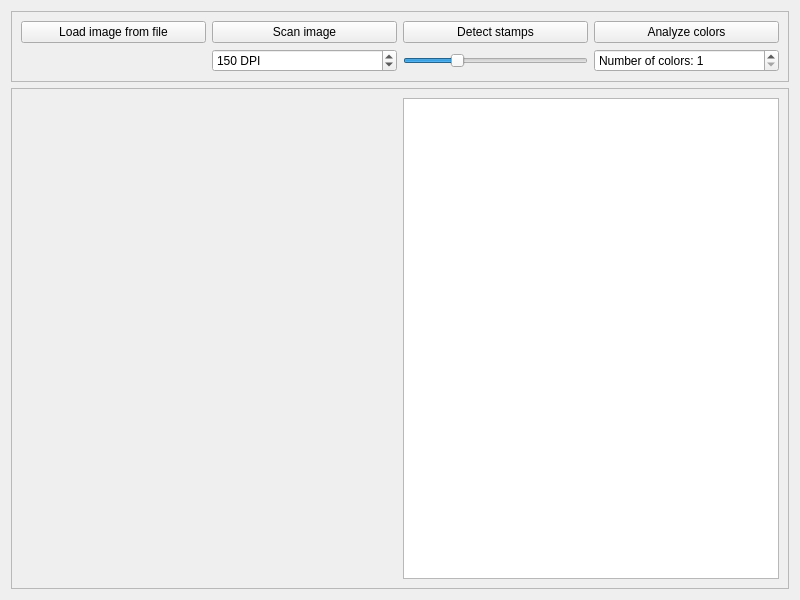
The window that color_detect_gui/form.ui (Limhes/ColorIdentification) describes before a commit, drawn with Qt 5.
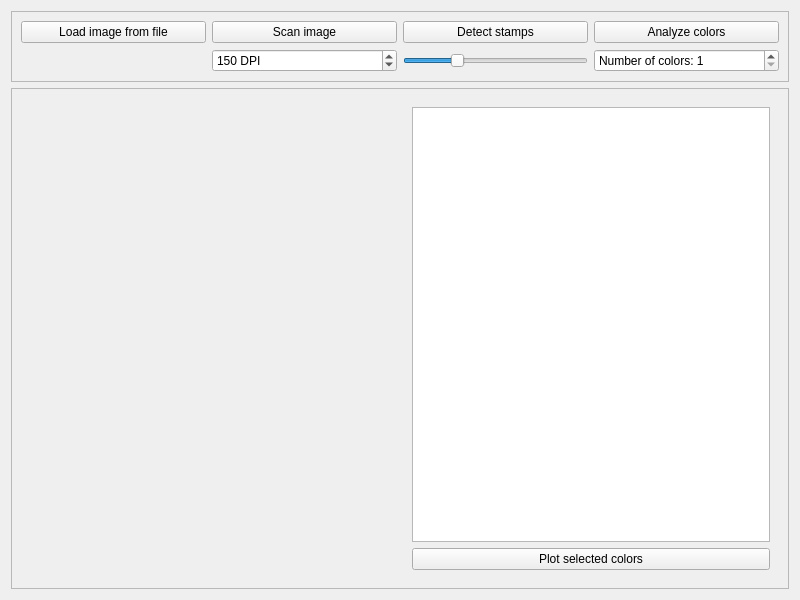
The same window after the commit.

Commit message: Add first rudimentary CIELAB plot of selected colors

The edit to the form file:
```diff
--- a/color_detect_gui/form.ui
+++ b/color_detect_gui/form.ui
@@ -137,13 +137,32 @@
        </widget>
       </item>
       <item>
-       <widget class="QTableWidget" name="tblColors">
+       <widget class="QWidget" name="wdgRight" native="true">
         <property name="sizePolicy">
          <sizepolicy hsizetype="Preferred" vsizetype="Preferred">
           <horstretch>1</horstretch>
           <verstretch>0</verstretch>
          </sizepolicy>
         </property>
+        <layout class="QVBoxLayout" name="verticalLayout_2">
+         <item>
+          <widget class="QTableWidget" name="tblColors">
+           <property name="sizePolicy">
+            <sizepolicy hsizetype="Preferred" vsizetype="Preferred">
+             <horstretch>1</horstretch>
+             <verstretch>0</verstretch>
+            </sizepolicy>
+           </property>
+          </widget>
+         </item>
+         <item>
+          <widget class="QPushButton" name="btnPlotColors">
+           <property name="text">
+            <string>Plot selected colors</string>
+           </property>
+          </widget>
+         </item>
+        </layout>
        </widget>
       </item>
      </layout>
```
The commit also changes 3 other files.
